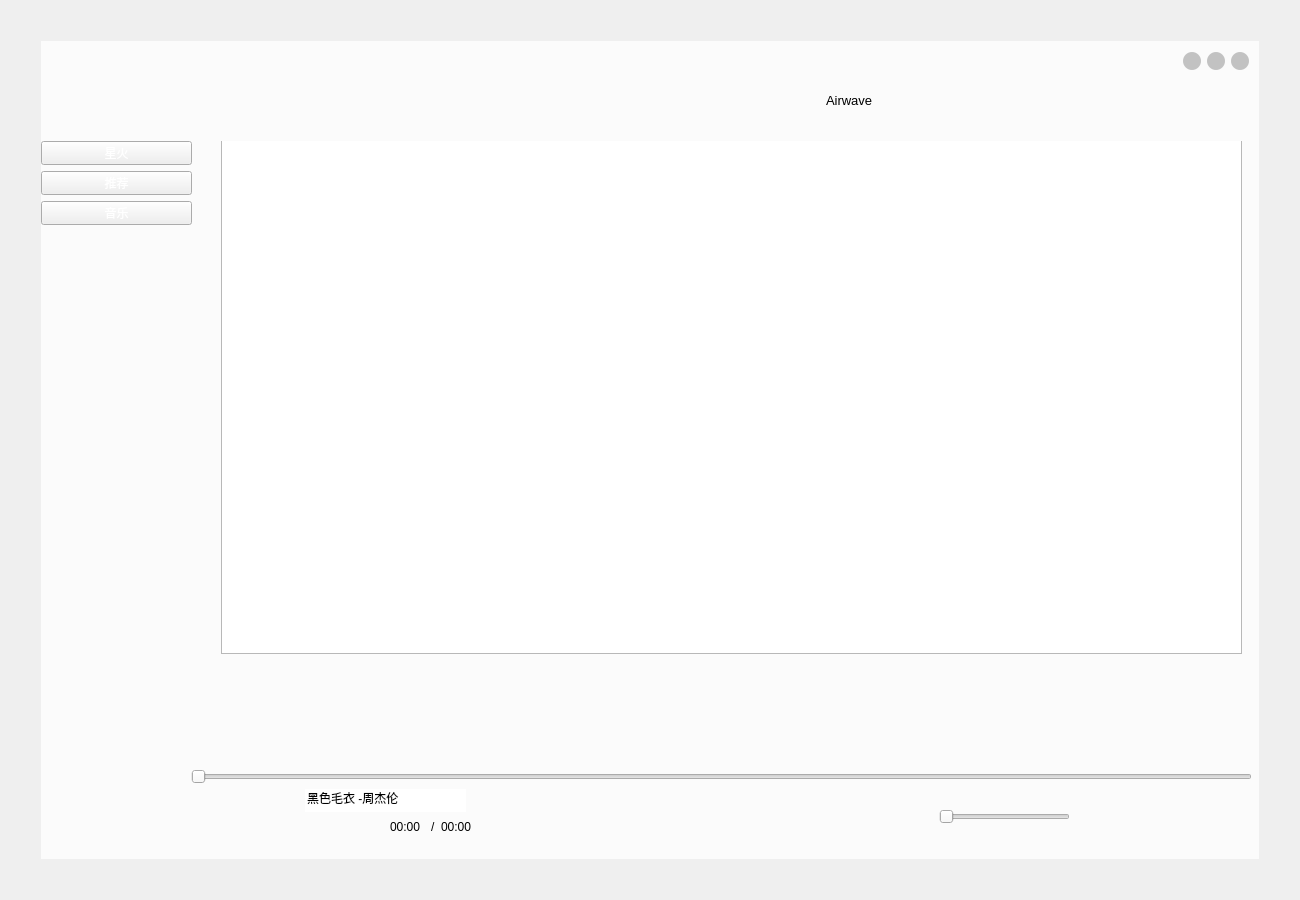
Airwaves1/Audio-test, file Audio/framelessWidget.ui: the form before one commit.
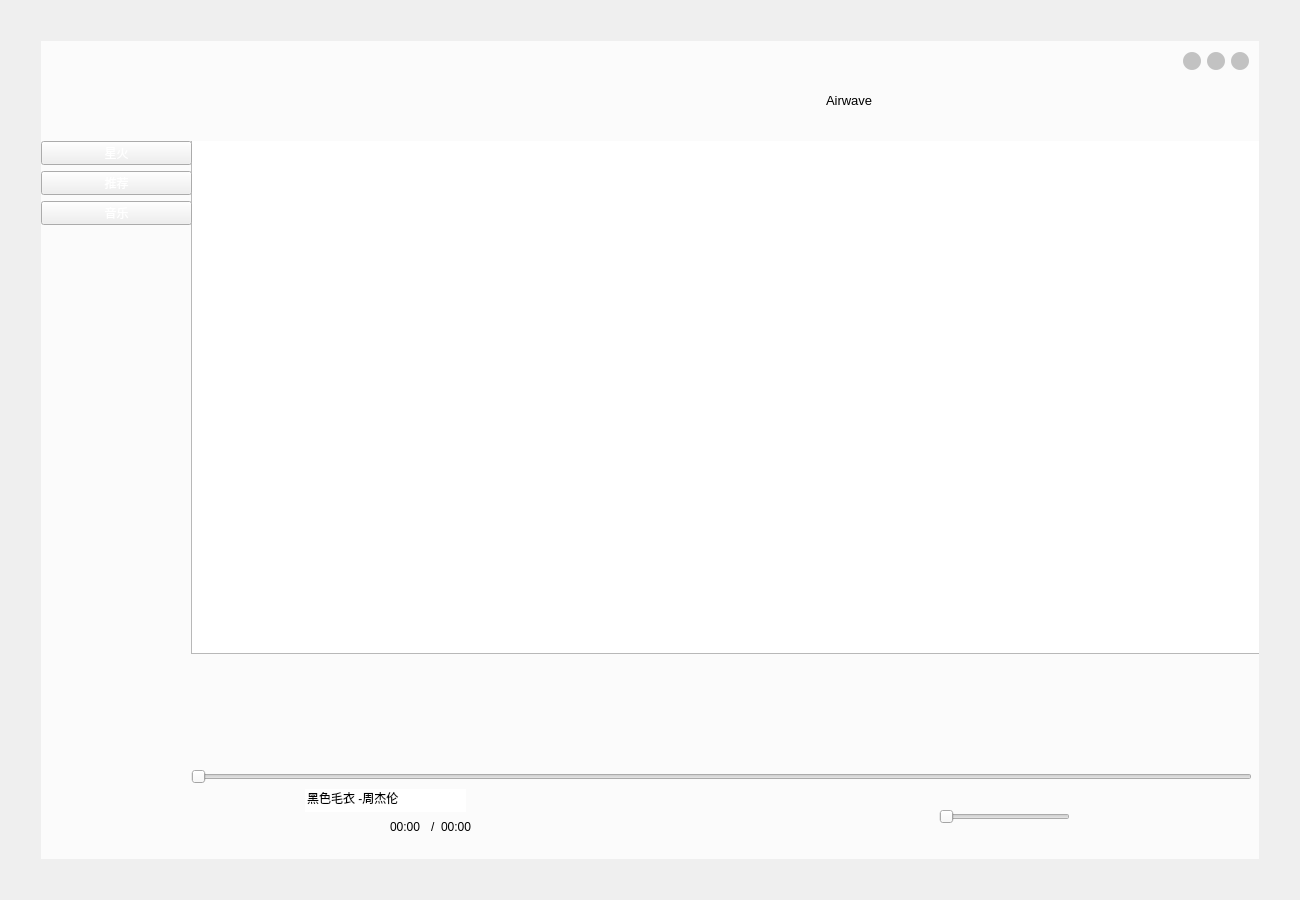
The form after the commit. Icons and pictures are not drawn. Custom widgets are drawn as their Qt base class.

Diff of the .ui file:
```diff
--- a/Audio/framelessWidget.ui
+++ b/Audio/framelessWidget.ui
@@ -413,9 +413,9 @@
                  <widget class="QListWidget" name="listWidget">
                   <property name="geometry">
                    <rect>
-                    <x>80</x>
+                    <x>50</x>
                     <y>-8</y>
-                    <width>1021</width>
+                    <width>1071</width>
                     <height>521</height>
                    </rect>
                   </property>
@@ -429,9 +429,9 @@
                 <property name="geometry">
                  <rect>
                   <x>0</x>
-                  <y>500</y>
+                  <y>520</y>
                   <width>1071</width>
-                  <height>131</height>
+                  <height>111</height>
                  </rect>
                 </property>
                </widget>
```
